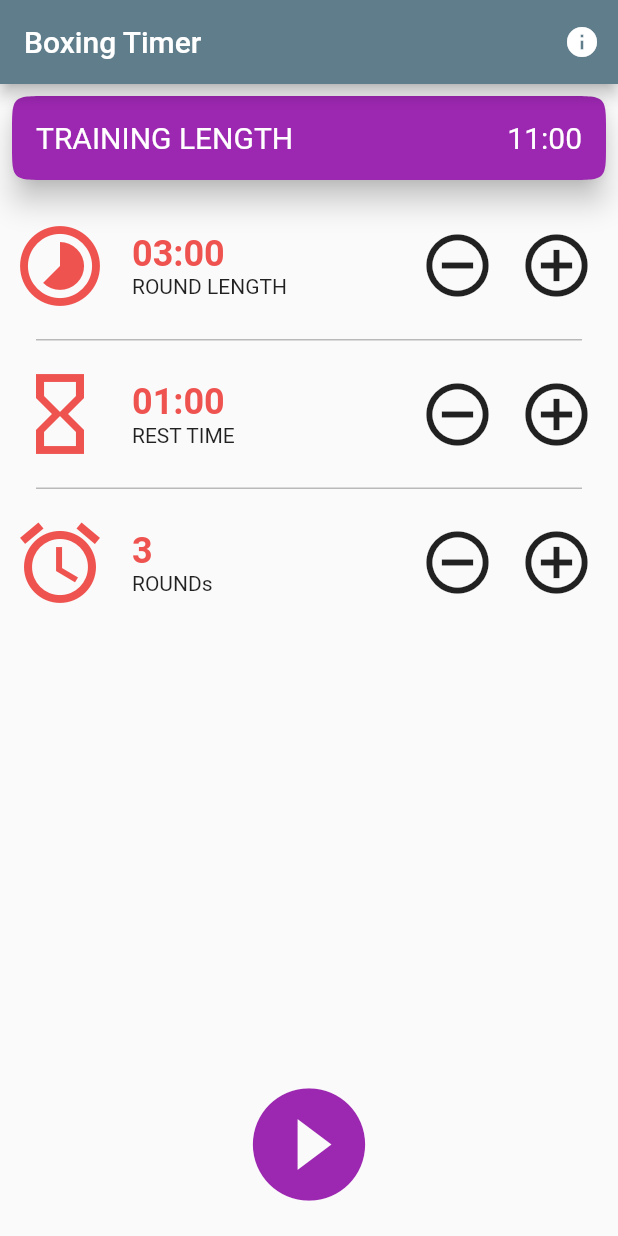
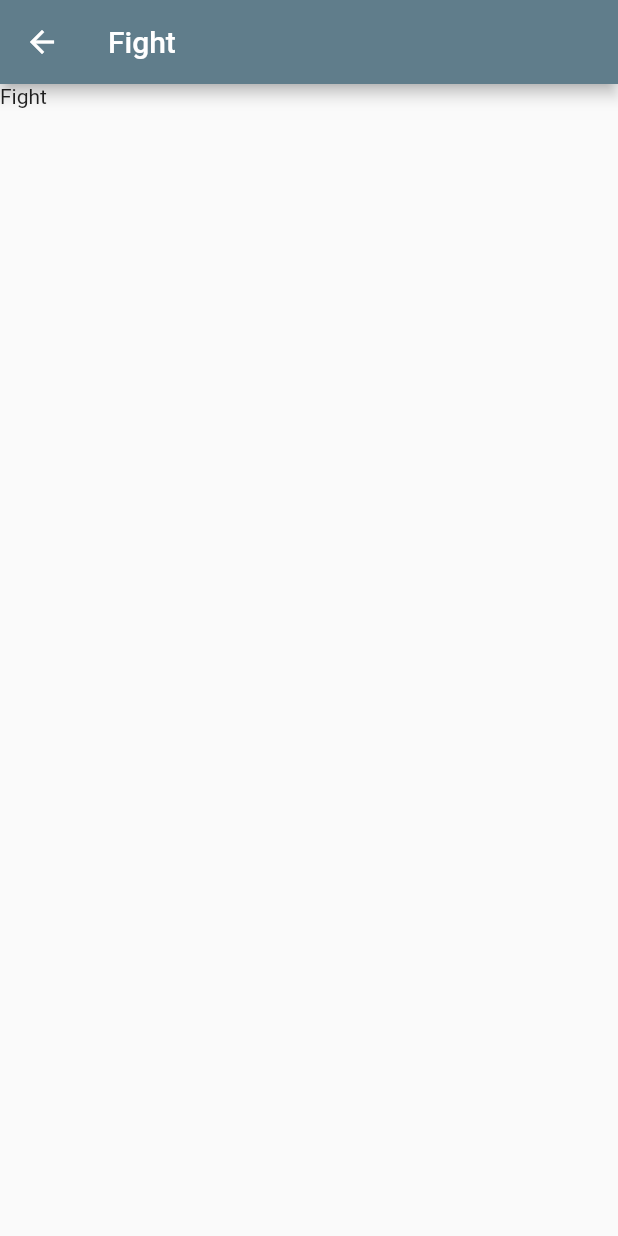
Before and after one commit to oclockvn/boxing_timer, a Flutter app: the screen it shows after launch, after a tap on the "play circle filled" icon, on a phone screen of 412 x 824 dp. Run offline on Flutter 3.47's test engine with Material 2 defaults, Android fonts, the phone set to English and light mode, and no system bars.

Commit message:
add training page

```diff
--- /dev/null
+++ b/src/lib/ui/training.dart
@@ -0,0 +1,25 @@
+import 'package:flutter/material.dart';
+
+class TrainingPage extends StatefulWidget {
+  @override
+  State<StatefulWidget> createState() => _TrainingState();
+}
+
+class _TrainingState extends State<TrainingPage> {
+  Widget _buildAppBar() {
+    return AppBar(
+      title: const Text('Fight'),
+      // automaticallyImplyLeading: false,
+    );
+  }
+
+  @override
+  Widget build(BuildContext context) {
+    return Scaffold(
+      appBar: _buildAppBar(),
+      body: Container(
+        child: Text('Fight'),
+      ),
+    );
+  }
+}
--- a/src/lib/ui/training_setup.dart
+++ b/src/lib/ui/training_setup.dart
@@ -1,6 +1,7 @@
 import 'package:flutter/material.dart';
 import 'package:src/app_const.dart';
 import 'package:src/ui/about.dart';
+import 'package:src/ui/training.dart';
 
 class TrainingSetupPage extends StatefulWidget {
   @override
@@ -184,12 +185,12 @@ class _TrainingSetupState extends State<TrainingSetupPage> {
     );
   }
 
-  Widget _buildStartButton() {
+  Widget _buildStartButton(BuildContext context) {
     return Padding(
       padding: const EdgeInsets.all(8.0),
       child: IconButton(
         onPressed: () {
-          print('start');
+          Navigator.of(context).push(MaterialPageRoute(builder: (_) => TrainingPage()));
         },
         icon: Icon(
           Icons.play_circle_filled,
@@ -212,7 +213,7 @@ class _TrainingSetupState extends State<TrainingSetupPage> {
           Expanded(
             child: _buildContent(),
           ),
-          _buildStartButton(),
+          _buildStartButton(context),
         ],
       ),
     );
```
